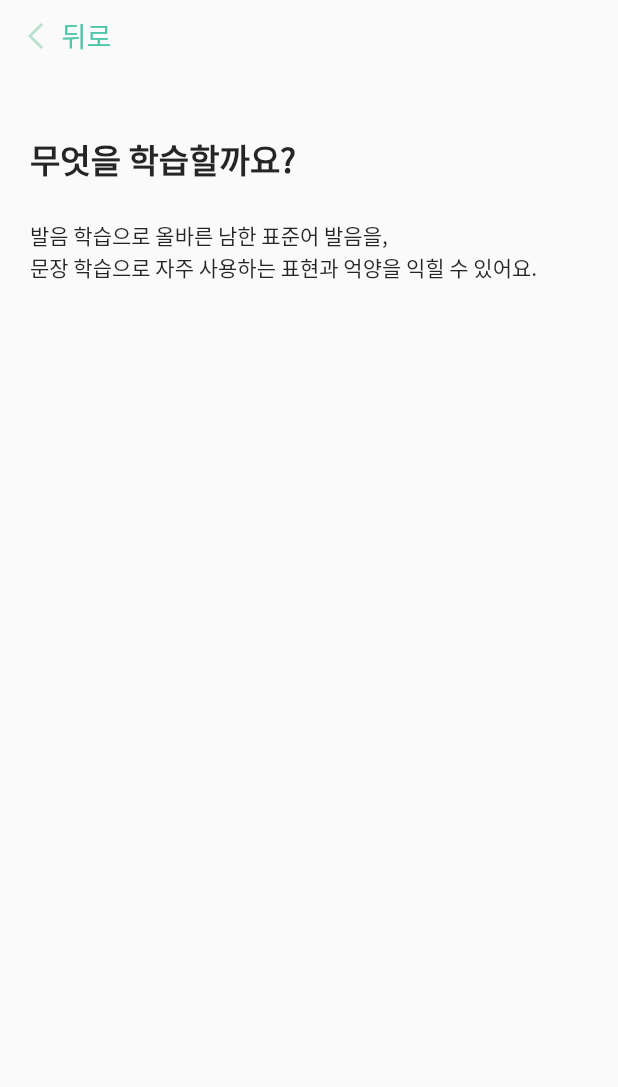
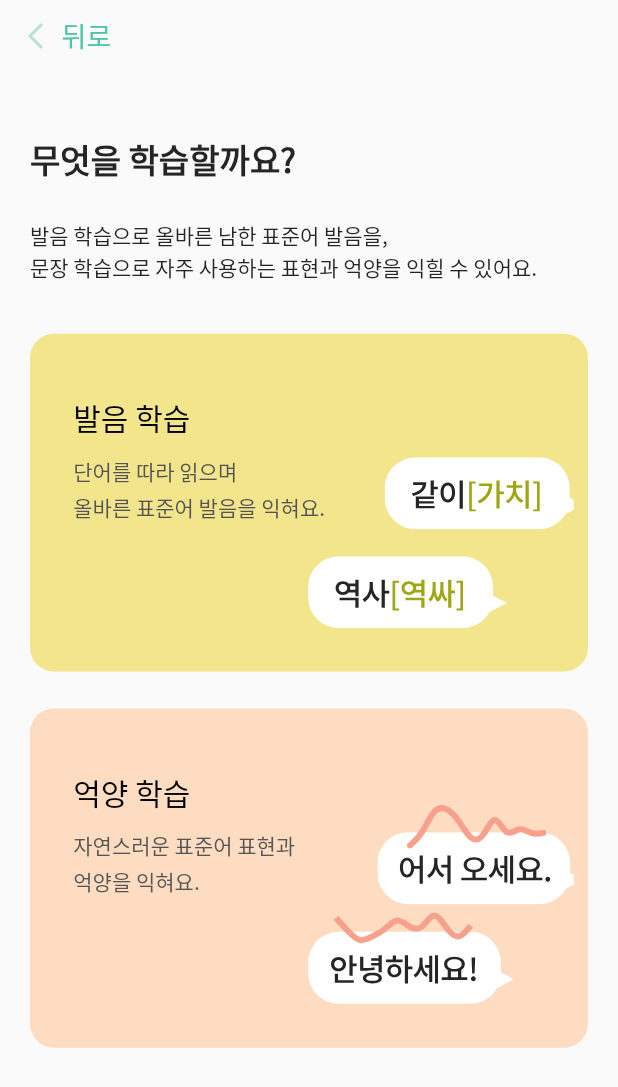
Before and after one commit to YeonJeans/Saera-Flutter, a Flutter app: the LearnPage screen opened directly, on a phone screen of 412 x 824 dp. Shown: the top 1087 px of the screen. Run offline on Flutter 3.47's test engine with Material 2 defaults, Android fonts, the phone set to English and light mode, and no system bars; our stand-ins replace audioplayers, carousel_slider, fl_chart, flutter_svg, fluttertoast, get and 5 more; missing offline and left inert: dart:ffi, flutter_sound; accounts and stored records are empty; project files that could hold a hidden picture were left out.

Commit message:
[Design/#50] Redesign Learn Screen

```diff
--- a/lib/learn/presentation/learn_screen.dart
+++ b/lib/learn/presentation/learn_screen.dart
@@ -49,6 +49,103 @@ class _LearnPageState extends State<LearnPage> {
       ),
     );
 
+    Container buttonTitle(String text) {
+      return Container(
+        margin: EdgeInsets.only(top: MediaQuery.of(context).size.height*0.05, left: MediaQuery.of(context).size.width*0.07),
+        child: Text(
+          text,
+          style: TextStyles.large00MediumTextStyle,
+        ),
+      );
+    }
+
+    Container buttonDescription(String text) {
+      return Container(
+        margin: EdgeInsets.only(top: MediaQuery.of(context).size.height*0.095, left: MediaQuery.of(context).size.width*0.07),
+        child: Text(
+          text,
+          style: TextStyles.regular55TextStyle,
+        ),
+      );
+    }
+
+    Widget goWordButtonSection = InkWell(
+      onTap: null,
+      child: Container(
+        padding: EdgeInsets.only(bottom: MediaQuery.of(context).size.height*0.035),
+        decoration: const BoxDecoration(
+          color: ColorStyles.saeraWord,
+          borderRadius: BorderRadius.all(Radius.circular(16.0))
+        ),
+        child: Stack(
+          children: [
+            buttonTitle('발음 학습'),
+            buttonDescription('단어를 따라 읽으며\n올바른 표준어 발음을 익혀요.'),
+            Container(
+              margin: EdgeInsets.only(
+                  top: MediaQuery.of(context).size.height*0.1,
+                  left: MediaQuery.of(context).size.width*0.574
+              ),
+              child: SvgPicture.asset('assets/icons/word_button_1.svg')
+            ),
+            Container(
+              margin: EdgeInsets.only(
+                  top: MediaQuery.of(context).size.height*0.18,
+                  left: MediaQuery.of(context).size.width*0.45
+              ),
+              child: SvgPicture.asset('assets/icons/word_button_2.svg'),
+            ),
+          ],
+        ),
+      ),
+    );
+
+    Widget goStatementButtonSection = InkWell(
+      onTap: null,
+      child: Container(
+        margin: EdgeInsets.only(top: MediaQuery.of(context).size.height*0.03),
+        padding: EdgeInsets.only(bottom: MediaQuery.of(context).size.height*0.035),
+        decoration: const BoxDecoration(
+            color: ColorStyles.saeraStatement,
+            borderRadius: BorderRadius.all(Radius.circular(16.0))
+        ),
+        child: Stack(
+          children: [
+            buttonTitle('억양 학습'),
+            buttonDescription('자연스러운 표준어 표현과\n억양을 익혀요.'),
+            Container(
+                margin: EdgeInsets.only(
+                    top: MediaQuery.of(context).size.height*0.1,
+                    left: MediaQuery.of(context).size.width*0.562
+                ),
+                child: SvgPicture.asset('assets/icons/statement_button_1.svg')
+            ),
+            Container(
+              margin: EdgeInsets.only(
+                  top: MediaQuery.of(context).size.height*0.18,
+                  left: MediaQuery.of(context).size.width*0.45
+              ),
+              child: SvgPicture.asset('assets/icons/statement_button_2.svg'),
+            ),
+            Container(
+                margin: EdgeInsets.only(
+                    top: MediaQuery.of(context).size.height*0.078,
+                    left: MediaQuery.of(context).size.width*0.61
+                ),
+                child: SvgPicture.asset('assets/icons/statement_button_1_1.svg')
+            ),
+            Container(
+                margin: EdgeInsets.only(
+                    top: MediaQuery.of(context).size.height*0.165,
+                    left: MediaQuery.of(context).size.width*0.49
+                ),
+                child: SvgPicture.asset('assets/icons/statement_button_2_1.svg')
+            ),
+          ],
+        ),
+      ),
+    );
+
     return SafeArea(
         child: Scaffold(
             appBar: PreferredSize(
@@ -56,6 +153,7 @@ class _LearnPageState extends State<LearnPage> {
               child: Container(
                 padding: const EdgeInsets.symmetric(horizontal: 10.0),
                 child: ListView(
+                  physics: const NeverScrollableScrollPhysics(),
                   children: [
                     backSection,
                     whatLearnSection,
@@ -64,7 +162,17 @@ class _LearnPageState extends State<LearnPage> {
                 ),
               )
             ),
-            body: Container(),
+            body: Container(
+              margin: EdgeInsets.only(top: MediaQuery.of(context).size.height*0.03),
+              padding: const EdgeInsets.symmetric(horizontal: 20.0),
+              child: ListView(
+                physics: const NeverScrollableScrollPhysics(),
+                children: [
+                  goWordButtonSection,
+                  goStatementButtonSection
+                ],
+              ),
+            ),
         )
     );
   }
```
